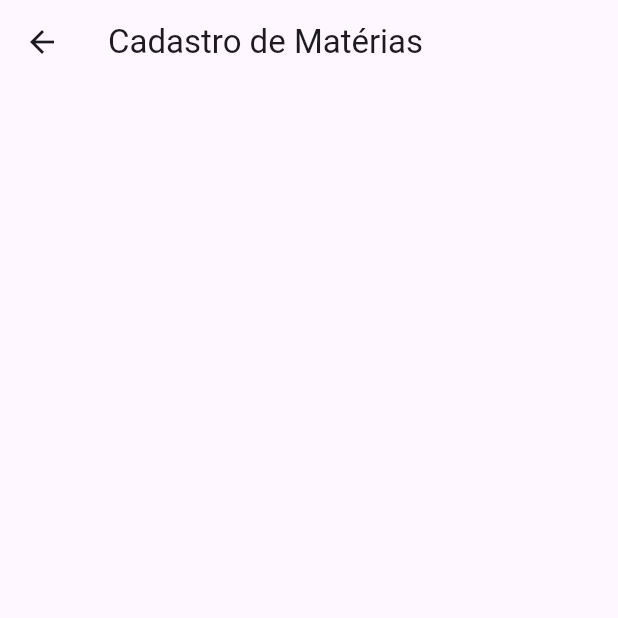
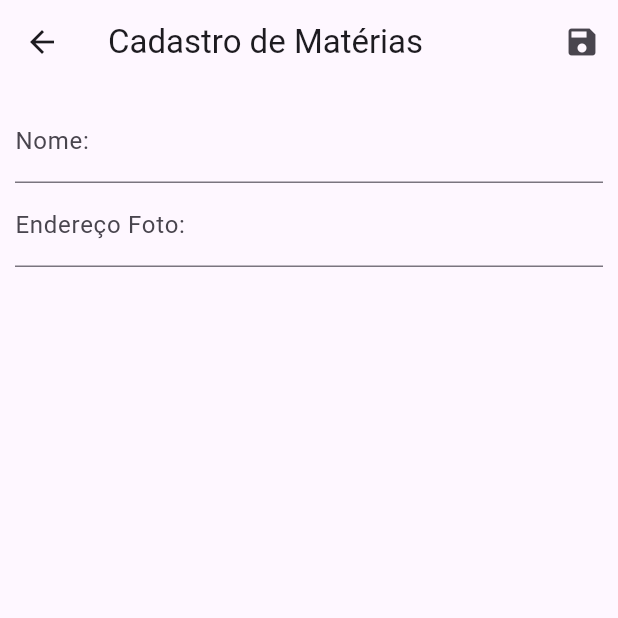
Before and after one commit to Fasboyr/gestao-notas-e-horas, a Flutter app: the SubjectList screen opened by its route, after a tap on the "add" icon, on a phone screen of 412 x 824 dp, the top half of it. Run offline on Flutter 3.47's test engine with Material 3 defaults, Android fonts, the phone set to English and light mode, and no system bars; our stand-ins replace cloud_firestore, flutter_mobx, get_it, mobx, sqflite; accounts and stored records are empty; generated files the repository leaves out were written again; network calls fail.

Commit message:
Gestão de notas completamente implementado

```diff
--- a/lib/app/database/sqlite/connection.dart
+++ b/lib/app/database/sqlite/connection.dart
@@ -9,7 +9,7 @@ class Connection {
     if (_db == null) {
 
       var path = join(await getDatabasesPath(), 'banco_horas_e_notas');
-      deleteDatabase(path);
+      //deleteDatabase(path);
       _db = await openDatabase(
         path,
         version: 1,
--- a/lib/app/database/sqlite/dao/subject_dao_impl.dart
+++ b/lib/app/database/sqlite/dao/subject_dao_impl.dart
@@ -14,12 +14,12 @@ class SubjectDAOImpl implements SubjectDAO{
       var linha = resultado[i];
       return Subject(
         id: linha['id'] as int? ?? 0,
-        nome: linha['nome'] as String,
-        nota1: linha['nota1'] as double,
-        nota2: linha['nota2'] as double,
-        nota3: linha['nota3'] as double,
-        media: linha['media'] as double,
-        urlAvatar: linha['url_avatar'] as String,
+        nome: linha['nome'],
+        nota1: linha['nota1'] as double? ?? 0,
+        nota2: linha['nota2'] as double? ?? 0,
+        nota3: linha['nota3'] as double? ?? 0,
+        media: linha['media'] as double? ?? 0,
+        urlAvatar: linha['url_avatar'],
       );
     });
 
@@ -36,7 +36,7 @@ class SubjectDAOImpl implements SubjectDAO{
     _db = (await Connection.get())!;
     var sql;
     if (subject.id == null) {
-      sql = 'INSERT INTO subject (nome,url_avatar) VALUES (?,?)';
+      sql = 'INSERT INTO subject (nome, url_avatar) VALUES (?,?)';
       await _db!.rawInsert(sql, [subject.nome,subject.urlAvatar]);
     } else {
       sql = 'UPDATE subject SET nome = ?, nota1 = ?, nota2 = ?, nota3 = ?, media = ?, url_avatar = ? WHERE id = ?';
--- a/lib/app/domain/entities/subject.dart
+++ b/lib/app/domain/entities/subject.dart
@@ -1,5 +1,5 @@
 class Subject{
-  int? id;
+  dynamic id;
   String? nome;
   double? nota1;
   double? nota2;
--- a/lib/app/injection.dart
+++ b/lib/app/injection.dart
@@ -5,12 +5,15 @@ import 'package:gestao_notas_horas/app/database/sqlite/dao/subject_dao_impl.dart
 import 'package:gestao_notas_horas/app/domain/interfaces/certificate_dao.dart';
 import 'package:gestao_notas_horas/app/domain/interfaces/hours_dao.dart';
 import 'package:gestao_notas_horas/app/domain/interfaces/subject_dao.dart';
+import 'package:gestao_notas_horas/app/domain/service/subject_service.dart';
 import 'package:get_it/get_it.dart';
 
 setupInjection(){
   GetIt getIt = GetIt.I;
 
   getIt.registerSingleton<SubjectDAO>(SubjectDAOImpl());
+  getIt.registerSingleton<SubjectService>(SubjectService());
+
   getIt.registerSingleton<HoursDAO>(HoursDAOImpl());
   getIt.registerSingleton<CertificateDAO>(CertificateDAOImpl());
 }
--- a/lib/app/my_app.dart
+++ b/lib/app/my_app.dart
@@ -25,6 +25,13 @@ class MyApp extends StatelessWidget {
         colorScheme: ColorScheme.fromSeed(seedColor: Colors.deepPurple),
         useMaterial3: true,
       ),
+      routes: {
+        HOME : (context) => MyHomePage(),
+        SUBJECT_LIST :(context) => SubjectList(),
+        SUBJECT_FORM :(context) => SubjectForm(),
+        HOURS_LIST  :(context) =>  HoursList(),
+        CERTIFICATE_FORM   :(context) =>  CertificateForm(),
+      },
       onGenerateRoute: (settings) {
         if (settings.name == CERTIFICATE_LIST) {
           final args = settings.arguments as Map<String, String>;
@@ -34,20 +41,6 @@ class MyApp extends StatelessWidget {
             },
           );
         }
-        switch (settings.name) {
-          case HOME:
-            return MaterialPageRoute(builder: (context) => MyHomePage());
-          case SUBJECT_LIST:
-            return MaterialPageRoute(builder: (context) => SubjectList());
-          case SUBJECT_FORM:
-            return MaterialPageRoute(builder: (context) => SubjectForm());
-          case HOURS_LIST:
-            return MaterialPageRoute(builder: (context) => HoursList());
-          case CERTIFICATE_FORM:
-            return MaterialPageRoute(builder: (context) => CertificateForm());
-          default:
-            return null;
-        }
       },
     );
   }
--- a/lib/app/view/subject_form.dart
+++ b/lib/app/view/subject_form.dart
@@ -1,12 +1,99 @@
 import 'package:flutter/material.dart';
+import 'package:gestao_notas_horas/app/view/subject_form_back.dart';
+import 'package:path/path.dart';
 
 class SubjectForm extends StatelessWidget {
-  const SubjectForm({super.key});
+  final _form = GlobalKey<FormState>();
+
+  Widget fieldName(SubjectFormBack back) {
+    return TextFormField(
+        validator: back.validateName,
+        onSaved: (newValue) => back.subject.nome = newValue,
+        initialValue: back.subject.nome,
+        decoration: InputDecoration(labelText: 'Nome:'));
+  }
+
+  Widget fieldNota1(SubjectFormBack back) {
+    return TextFormField(
+        validator: back.validateNote1,
+        onSaved: (newValue) => back.subject.nota1 = double.tryParse(newValue!),
+        initialValue: back.subject.nota1.toString(),
+        keyboardType: TextInputType.number,
+        decoration: InputDecoration(labelText: 'Nota 1º Trimestre:'));
+  }
+
+  Widget fieldNota2(SubjectFormBack back) {
+    return TextFormField(
+        validator: (value) {
+          return back.validateNote2(value);
+        },
+        onSaved: (newValue) {
+          back.subject.nota2 = double.tryParse(newValue!);
+        },
+        initialValue: back.subject.nota2.toString(),
+        keyboardType: TextInputType.number,
+        decoration: InputDecoration(labelText: 'Nota 2º Trimestre:'));
+  }
+
+  Widget fieldNota3(SubjectFormBack back) {
+    return TextFormField(
+        validator: (value) => back.validateNote3(value),
+        onSaved: (newValue) => back.subject.nota3 = double.tryParse(newValue!),
+        initialValue: back.subject.nota3.toString(),
+        keyboardType: TextInputType.number,
+        decoration: InputDecoration(labelText: 'Nota 3º Trimestre:'));
+  }
+
+  Widget fieldURLImage(SubjectFormBack back) {
+    return TextFormField(
+        /*onSaved: (newValue) => back.contact.urlAvatar= newValue,
+      initialValue: back.contact.urlAvatar,*/
+        initialValue: back.subject.urlAvatar,
+        decoration: InputDecoration(
+            labelText: 'Endereço Foto:', hintText: 'http://www.site.com'));
+  }
 
   @override
   Widget build(BuildContext context) {
+    print('Received context in Form: $context');
+    var _back = SubjectFormBack(context);
+    print('Building form with subject name: ${_back.subject.nome}');
     return Scaffold(
-      appBar: AppBar(title: Text('Cadastro de Matérias'),),
+      appBar: AppBar(
+        title: Text('Cadastro de Matérias'),
+        actions: [
+          IconButton(
+              icon: Icon(Icons.save),
+              onPressed: () {
+                _form.currentState!.validate();
+                _form.currentState!.save();
+                if (_back.isCreationValid && _back.isNewSubject) {
+                  _back.saveCreation();
+                  Navigator.of(context).pop();
+                } else if (_back.isEditionValid && !_back.isNewSubject) {
+                  _back.saveEdition();
+                  Navigator.of(context).pop();
+                }
+              })
+        ],
+      ),
+      body: Padding(
+        padding: EdgeInsets.all(10),
+        child: Form(
+          key: _form,
+          child: Column(
+            children: [
+              fieldName(_back),
+              fieldURLImage(_back),
+              if (!_back.isNewSubject) ...[
+                fieldNota1(_back),
+                fieldNota2(_back),
+                fieldNota3(_back),
+              ],
+            ],
+          ),
+        ),
+      ),
     );
   }
 }
--- a/lib/app/view/subject_list.dart
+++ b/lib/app/view/subject_list.dart
@@ -1,19 +1,56 @@
 import 'package:flutter/material.dart';
-import 'package:gestao_notas_horas/app/database/sqlite/dao/subject_dao_impl.dart';
+import 'package:flutter_mobx/flutter_mobx.dart';
 import 'package:gestao_notas_horas/app/domain/entities/subject.dart';
 import 'package:gestao_notas_horas/app/my_app.dart';
+import 'package:gestao_notas_horas/app/view/subject_list_back.dart';
 
 class SubjectList extends StatelessWidget {
-  Future<List<Subject>> _search() async {
-    return SubjectDAOImpl().find();
+  final _back = SubjectListBack();
+
+
+   CircleAvatar circleAvatar(String? url) {
+    if (url != null && Uri.tryParse(url) != null && Uri.tryParse(url)!.isAbsolute) {
+      return CircleAvatar(backgroundImage: NetworkImage(url));
+    } else {
+      return CircleAvatar(child: Icon(Icons.book));
+    }
+  }
+
+
+   Widget iconEditButton(void Function()? onPressed) {
+    return IconButton(
+        icon: Icon(Icons.edit), color: Colors.orange, onPressed: onPressed);
+  }
+
+
+  Widget iconRemoveButton(BuildContext context, void Function()? remove) {
+    return IconButton(
+        icon: Icon(Icons.delete),
+        color: Colors.red,
+        onPressed: () {
+          showDialog(
+              context: context,
+              builder: (context) => AlertDialog(
+                    title: Text('Excluir'),
+                    content: Text('Confirma a Exclusão?'),
+                    actions: [
+                      TextButton(
+                        child: Text('Não'),
+                        onPressed: () {
+                          Navigator.of(context).pop();
+                        },
+                      ),
+                      TextButton(
+                        child: Text('Sim'),
+                        onPressed: remove,
+                      ),
+                    ],
+                  ));
+        });
   }
 
   @override
   Widget build(BuildContext context) {
-    return FutureBuilder(
-      future: _search(),
-      builder: (context, snapshot) {
-        if (snapshot.connectionState == ConnectionState.waiting) {
     return Scaffold(
         appBar: AppBar(
           title: Text('Lista de Matérias'),
@@ -26,78 +63,42 @@ class SubjectList extends StatelessWidget {
             )
           ],
         ),
-            body: Center(child: CircularProgressIndicator()),
-          );
-        } else if (snapshot.hasError) {
-          return Scaffold(
-            appBar: AppBar(
-              title: Text('Lista de Matérias'),
-              actions: [
-                IconButton(
-                  icon: Icon(Icons.add),
-                  onPressed: () {
-                    Navigator.of(context).pushNamed(MyApp.SUBJECT_FORM);
-                  },
-                )
-              ],
-            ),
-            body: Center(child: Text('Erro: ${snapshot.error}')),
-          );
-        } else if (snapshot.hasData) {
-          List<Subject> lista = snapshot.data as List<Subject>;
-          return Scaffold(
-            appBar: AppBar(
-              title: Text('Lista de Matérias'),
-              actions: [
-                IconButton(
-                  icon: Icon(Icons.add),
-                  onPressed: () {
-                    Navigator.of(context).pushNamed(MyApp.SUBJECT_FORM);
-                  },
-                )
-              ],
-            ),
-            body: ListView.builder(
-              itemCount: lista.length,
+        body: Observer(builder: (context) {
+          return FutureBuilder(
+              future: _back.list,
+              builder: (context, futuro) {
+                if (!futuro.hasData) {
+                  return CircularProgressIndicator();
+                } else {
+                  List<Subject>? lista = futuro.data;
+                  return ListView.builder(
+                    itemCount: lista?.length,
                     itemBuilder: (context, i) {
-                var materia = lista[i];
-                var avatar = CircleAvatar(
-                  backgroundImage: NetworkImage(materia.urlAvatar!),
-                );
+                      var materia = lista![i];
+
                       return ListTile(
-                  leading: avatar,
+                        leading: circleAvatar(materia.urlAvatar),
                         title: Text(materia.nome!),
-                  subtitle: Text('Média de Notas: ${materia.media}'),
-                  trailing: Container(
+                       subtitle: Text('Média de Notas: ${materia.media?.toStringAsFixed(1)}'),
+                        trailing: SizedBox(
                           width: 100,
                           child: Row(
                             children: [
-                        IconButton(onPressed: null, icon: Icon(Icons.edit)),
-                        IconButton(onPressed: null, icon: Icon(Icons.delete))
+                              iconEditButton((){
+                                _back.goToForm(context, materia);
+                              }),
+                              iconRemoveButton(context, () {
+                                _back.remove(materia.id!);
+                                Navigator.of(context).pop();
+                              })
                             ],
                           ),
                         ),
                       );
                     },
-            ),
-          );
-        } else {
-          return Scaffold(
-            appBar: AppBar(
-              title: Text('Lista de Matérias'),
-              actions: [
-                IconButton(
-                  icon: Icon(Icons.add),
-                  onPressed: () {
-                    Navigator.of(context).pushNamed(MyApp.SUBJECT_FORM);
-                  },
-                )
-              ],
-            ),
-            body: Center(child: Text('Nenhum dado disponível')),
                   );
                 }
-      },
-    );
+              });
+        }));
   }
 }
--- /dev/null
+++ b/lib/app/view/subject_list_back.dart
@@ -0,0 +1,45 @@
+import 'package:flutter/material.dart';
+import 'package:gestao_notas_horas/app/domain/entities/subject.dart';
+import 'package:gestao_notas_horas/app/domain/service/subject_service.dart';
+import 'package:gestao_notas_horas/app/my_app.dart';
+import 'package:get_it/get_it.dart';
+import 'package:mobx/mobx.dart';
+
+part 'subject_list_back.g.dart';
+
+
+class SubjectListBack = _SubjectListBack with _$SubjectListBack;
+
+
+abstract class _SubjectListBack with Store{
+  var _service = GetIt.I.get<SubjectService>();
+
+
+  @observable
+  Future<List<Subject>>? list;
+
+  @action
+  refreshList([dynamic value]){
+    list = _service.find();
+  }
+
+  _SubjectListBack(){
+    refreshList();
+  }
+
+  goToForm(BuildContext context, [Subject? subject]){
+    Navigator.of(context).pushNamed(MyApp.SUBJECT_FORM, arguments: subject).then(refreshList);
+    print('Subject pushed with name: ${subject!.nome}');
+  }
+
+/*
+  goToDetails(BuildContext context, Subject subject){
+    Navigator.of(context).pushNamed(MyApp.CONTACT_DETAILS, arguments: subject);
+  }
+*/
+  remove(dynamic id) {
+    _service.remove(id);
+    refreshList();
+  }
+
+}
```
Also changed, not shown: lib/app/database/script.dart (+8 -8 lines), lib/app/domain/service/subject_service.dart (+29 -29 lines), lib/app/view/subject_form_back.dart (added, +96 -0 lines), lib/app/domain/service/certificate_service.dart (added), lib/app/domain/service/hours_service.dart (added), lib/app/view/certificate_list.dart (line endings or trailing spaces), lib/app/view/subject_form_back.g.dart (added), lib/app/view/subject_list_back.g.dart (added), pubspec.lock. Lines whose indentation alone changed are shown as unchanged.
